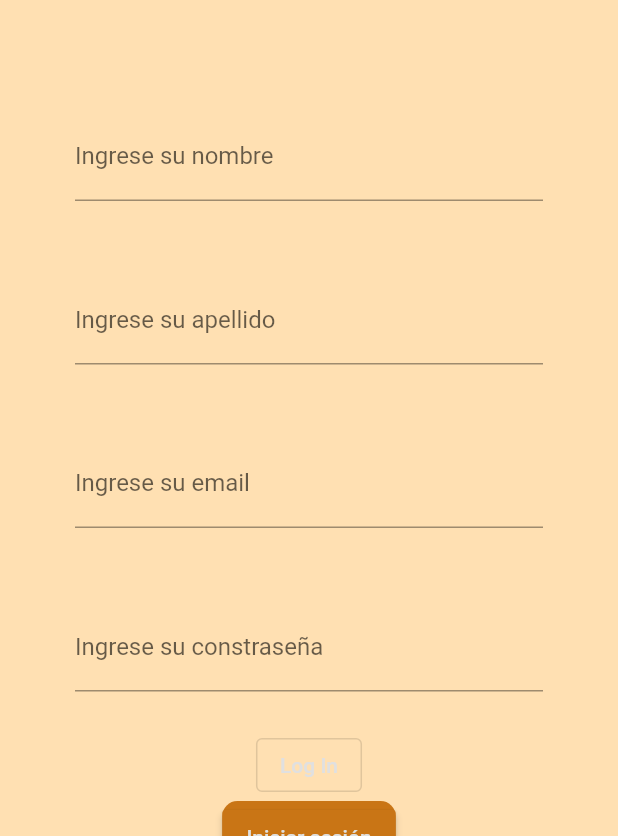
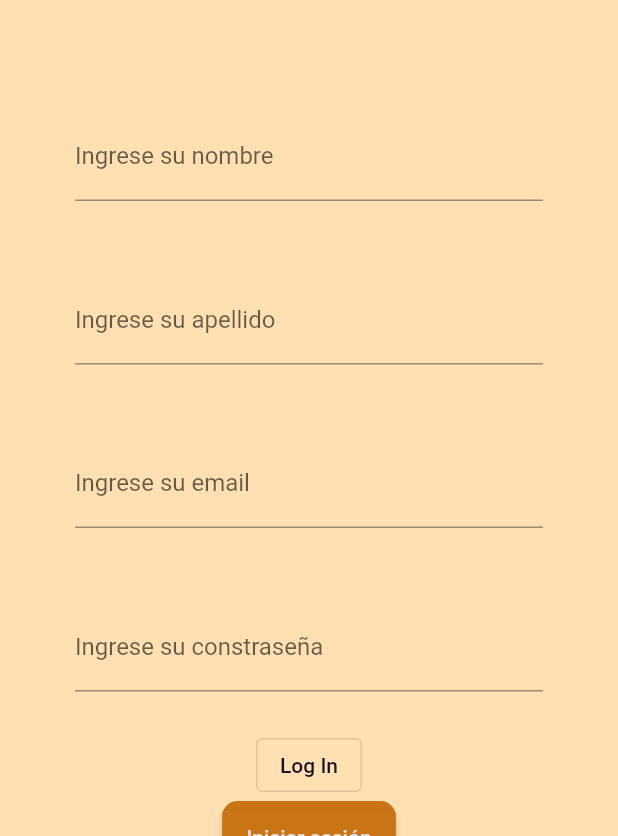
Before and after one commit to Anonyzard/pp2-practico1, a Flutter app: the screen it shows after launch, after a tap on "Sign In", on a phone screen of 412 x 824 dp, the part 309-1145 px from its top. Run offline on Flutter 3.47's test engine with Material 2 defaults, Android fonts, the phone set to English and light mode, and no system bars.

Commit message:
Pequeños arreglos

```diff
--- a/lib/signin.dart
+++ b/lib/signin.dart
@@ -123,7 +123,7 @@ class Signin extends StatelessWidget {
                       child: Text(
                         'Log In',
                         style: TextStyle(
-                          color: Theme.of(context).primaryColor,
+                          color: Theme.of(context).highlightColor,
                         ),
                       ),
                     )),
```
Also changed, not shown: 1 other file.
